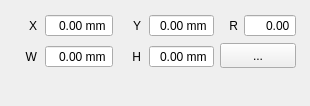
The window that src/widgets/panels/transform-panel.ui (flux3dp/swiftray) describes before a commit, drawn with Qt 5.
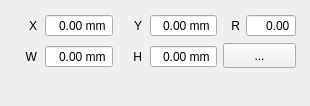
The same window after the commit. Icons and pictures are not drawn. Custom widgets are drawn as their Qt base class.

Commit message: Fix UI transform(X,Y) range from -9999 to 9999

```diff
--- a/src/widgets/panels/transform-panel.ui
+++ b/src/widgets/panels/transform-panel.ui
@@ -100,7 +100,7 @@
               <string> mm</string>
              </property>
              <property name="minimum">
-              <double>0.000000000000000</double>
+              <double>-9999.000000000000000</double>
              </property>
              <property name="maximum">
               <double>9999.000000000000000</double>
```
Left out of the diff: 2 changed lines with no effect on the pictures.
